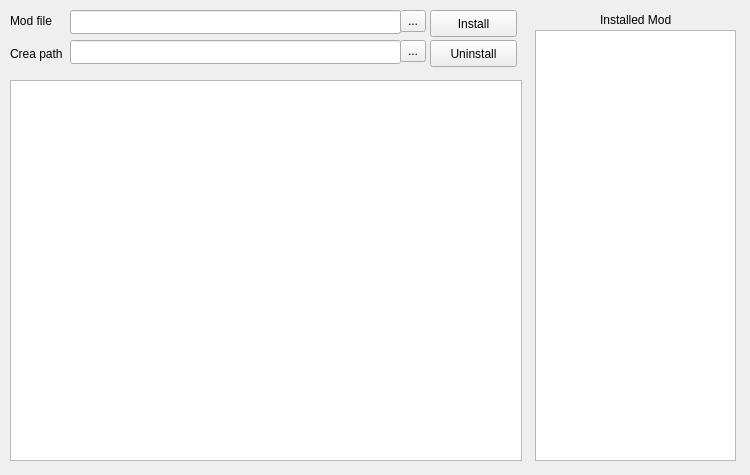
First picture: the form in ui/main.ui, repository abduelhamit/Crea-Mod-Manager, before the edit.
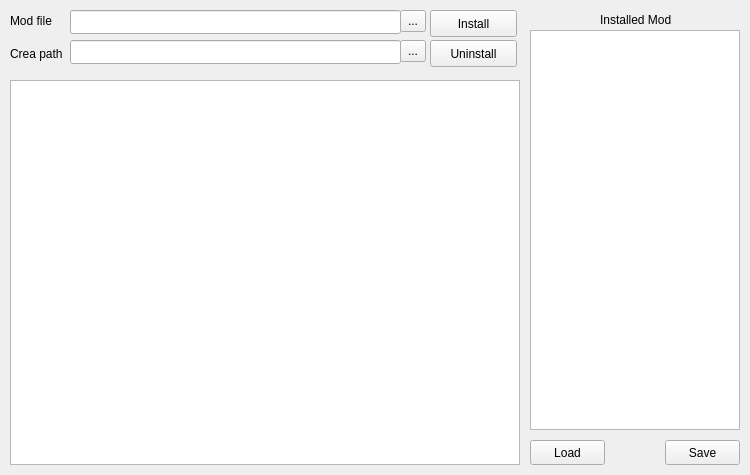
Second picture: the form after the edit. Custom widgets are drawn as their Qt base class.

Commit message: Added save/load functionality for a persistent list of installed mods.

```diff
--- a/ui/main.ui
+++ b/ui/main.ui
@@ -66,8 +66,8 @@
      <rect>
       <x>10</x>
       <y>80</y>
-      <width>512</width>
-      <height>381</height>
+      <width>510</width>
+      <height>385</height>
      </rect>
     </property>
    </widget>
@@ -162,10 +162,10 @@
    <widget class="ModListView" name="installedMods">
     <property name="geometry">
      <rect>
-      <x>535</x>
+      <x>530</x>
       <y>30</y>
-      <width>201</width>
-      <height>431</height>
+      <width>210</width>
+      <height>400</height>
      </rect>
     </property>
     <property name="editTriggers">
@@ -175,6 +175,32 @@
      <enum>QListView::SinglePass</enum>
     </property>
    </widget>
+   <widget class="QPushButton" name="saveButton">
+    <property name="geometry">
+     <rect>
+      <x>665</x>
+      <y>440</y>
+      <width>75</width>
+      <height>25</height>
+     </rect>
+    </property>
+    <property name="text">
+     <string>Save</string>
+    </property>
+   </widget>
+   <widget class="QPushButton" name="loadButton">
+    <property name="geometry">
+     <rect>
+      <x>530</x>
+      <y>440</y>
+      <width>75</width>
+      <height>25</height>
+     </rect>
+    </property>
+    <property name="text">
+     <string>Load</string>
+    </property>
+   </widget>
   </widget>
  </widget>
  <customwidgets>
```
The commit also changes 3 other files.
